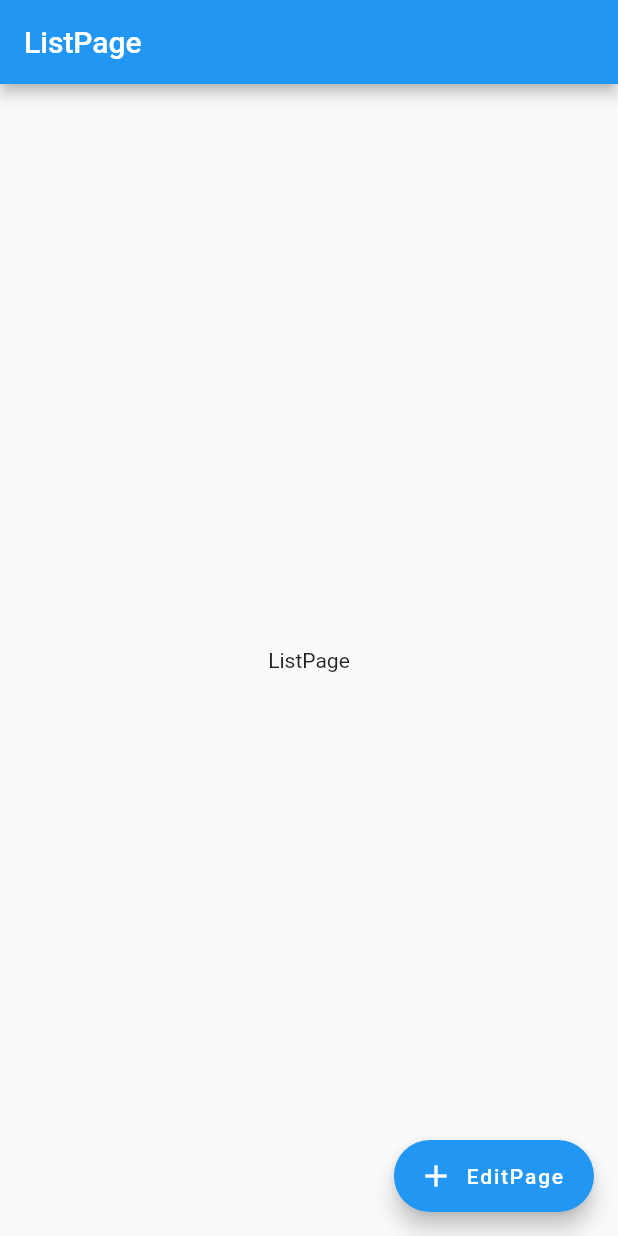
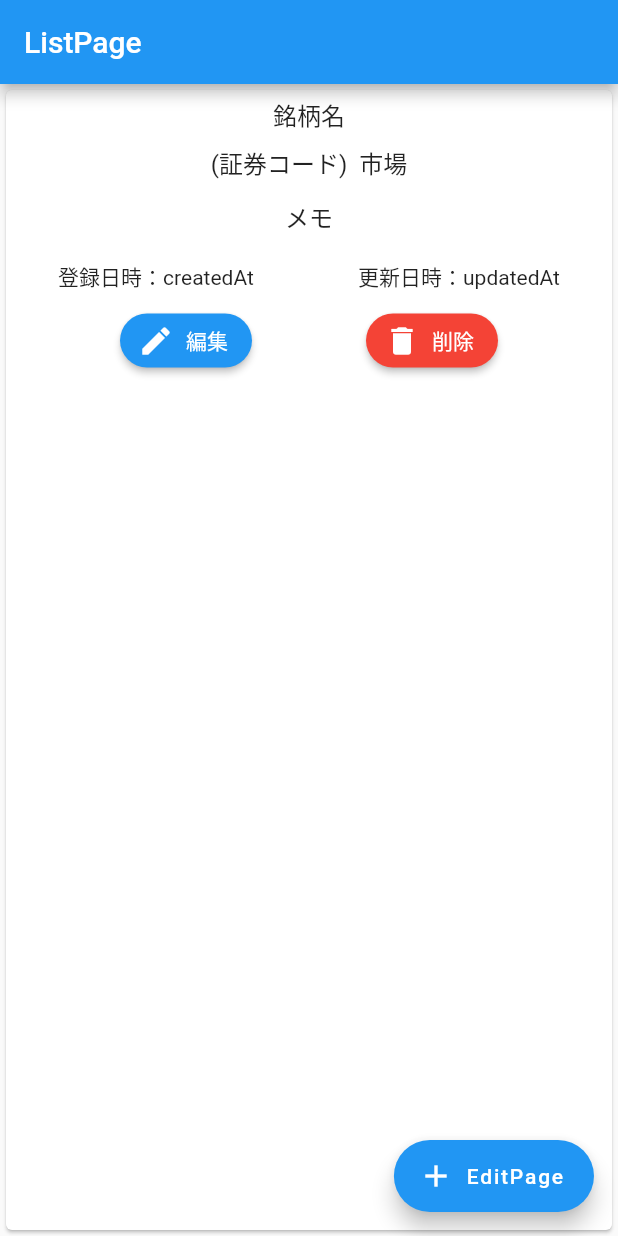
Before and after one commit to hirosphere-ja/jpstockmemo2_test, a Flutter app: the screen it shows after launch, on a phone screen of 412 x 824 dp. Run offline on Flutter 3.47's test engine with Material 2 defaults, Android fonts, the light colour scheme and no system bars.

Commit message:
メモ詳細画面を作成
Cardを使用してメモ詳細画面を仮作成

```diff
--- a/lib/views/list_page.dart
+++ b/lib/views/list_page.dart
@@ -9,8 +9,71 @@ class ListPage extends StatelessWidget {
       appBar: AppBar(
         title: const Text('ListPage'),
       ),
-      body: const Center(
-        child: Text('ListPage'),
+      body: Card(
+        child: Column(
+          mainAxisSize: MainAxisSize.max,
+          children: [
+            ListTile(
+              title: Column(
+                children: [
+                  const Text('銘柄名'),
+                  const SizedBox(
+                    height: 8,
+                  ),
+                  Row(
+                    mainAxisAlignment: MainAxisAlignment.center,
+                    children: const [
+                      Text('(証券コード)'),
+                      SizedBox(
+                        width: 8,
+                      ),
+                      Text('市場'),
+                    ],
+                  ),
+                  const SizedBox(
+                    height: 8,
+                  ),
+                  const Padding(
+                    padding: EdgeInsets.all(4.0),
+                    child: Text('メモ'),
+                  ),
+                ],
+              ),
+            ),
+            const SizedBox(
+              height: 10,
+            ),
+            Row(
+              mainAxisAlignment: MainAxisAlignment.spaceAround,
+              children: const [
+                Text('登録日時：createdAt'),
+                Text('更新日時：updatedAt'),
+              ],
+            ),
+            ButtonBar(
+              alignment: MainAxisAlignment.spaceEvenly,
+              children: <Widget>[
+                ElevatedButton.icon(
+                  style: ElevatedButton.styleFrom(
+                    shape: const StadiumBorder(),
+                  ),
+                  icon: const Icon(Icons.edit),
+                  label: const Text('編集'),
+                  onPressed: () {},
+                ),
+                ElevatedButton.icon(
+                  style: ElevatedButton.styleFrom(
+                    backgroundColor: Colors.red,
+                    shape: const StadiumBorder(),
+                  ),
+                  icon: const Icon(Icons.delete),
+                  label: const Text('削除'),
+                  onPressed: () {},
+                ),
+              ],
+            ),
+          ],
+        ),
       ),
       floatingActionButton: FloatingActionButton.extended(
         onPressed: () {
```
